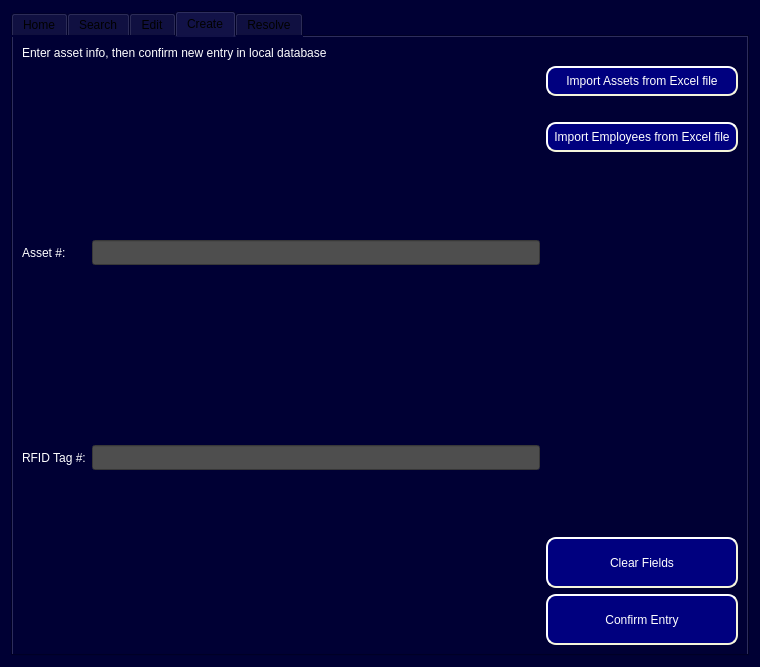
The window that ui/Admin_Level2_Access.ui (Capstone-RFID/Code) describes before a commit, drawn with Qt 5.
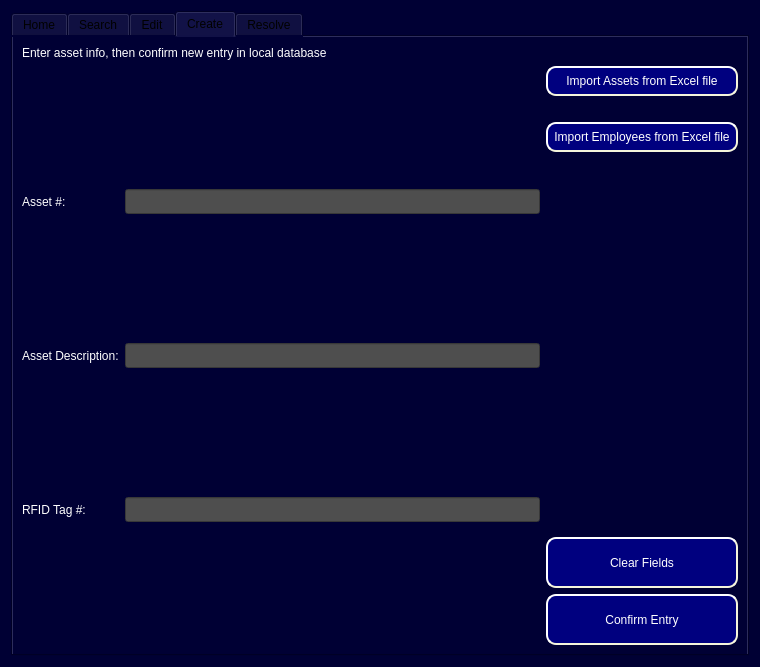
The same window after the commit. The open tabs and pages were chosen to show the change.

Commit message: Updated import functionality and creation of assets and employees

Patch:
```diff
--- a/ui/Admin_Level2_Access.ui
+++ b/ui/Admin_Level2_Access.ui
@@ -1020,7 +1020,7 @@
          </item>
          <item row="1" column="0">
           <layout class="QGridLayout" name="gridLayout_5">
-           <item row="1" column="1">
+           <item row="2" column="1">
             <widget class="QLineEdit" name="Create_RFID_Tag_Field_3">
              <property name="minimumSize">
               <size>
@@ -1049,22 +1049,7 @@
              </property>
             </widget>
            </item>
-           <item row="0" column="1">
-            <widget class="QLineEdit" name="Create_Asset_Num_Field">
-             <property name="minimumSize">
-              <size>
-               <width>0</width>
-               <height>25</height>
-              </size>
-             </property>
-             <property name="styleSheet">
-              <string notr="true">color: rgb(255, 255, 255);
-background-color: rgb(78, 78, 78);
-font: 12pt &quot;MS Shell Dlg 2&quot;;</string>
-             </property>
-            </widget>
-           </item>
-           <item row="1" column="0">
+           <item row="2" column="0">
             <widget class="QLabel" name="Create_RFID_Tag_Label">
              <property name="styleSheet">
               <string notr="true">color: rgb(255, 255, 255);
@@ -1075,6 +1060,47 @@
              </property>
             </widget>
            </item>
+           <item row="0" column="1">
+            <widget class="QLineEdit" name="Create_Asset_Num_Field">
+             <property name="minimumSize">
+              <size>
+               <width>0</width>
+               <height>25</height>
+              </size>
+             </property>
+             <property name="styleSheet">
+              <string notr="true">color: rgb(255, 255, 255);
+background-color: rgb(78, 78, 78);
+font: 12pt &quot;MS Shell Dlg 2&quot;;</string>
+             </property>
+            </widget>
+           </item>
+           <item row="1" column="1">
+            <widget class="QLineEdit" name="Create_Asset_Description_Field">
+             <property name="minimumSize">
+              <size>
+               <width>0</width>
+               <height>25</height>
+              </size>
+             </property>
+             <property name="styleSheet">
+              <string notr="true">color: rgb(255, 255, 255);
+background-color: rgb(78, 78, 78);
+font: 12pt &quot;MS Shell Dlg 2&quot;;</string>
+             </property>
+            </widget>
+           </item>
+           <item row="1" column="0">
+            <widget class="QLabel" name="Create_Asset_Description_Label">
+             <property name="styleSheet">
+              <string notr="true">color: rgb(255, 255, 255);
+font: 12pt &quot;MS Shell Dlg 2&quot;;</string>
+             </property>
+             <property name="text">
+              <string>Asset Description:</string>
+             </property>
+            </widget>
+           </item>
           </layout>
          </item>
         </layout>
```
Left out of the diff: 8 changed lines with no effect on the pictures. The commit also changes 7 other files.
